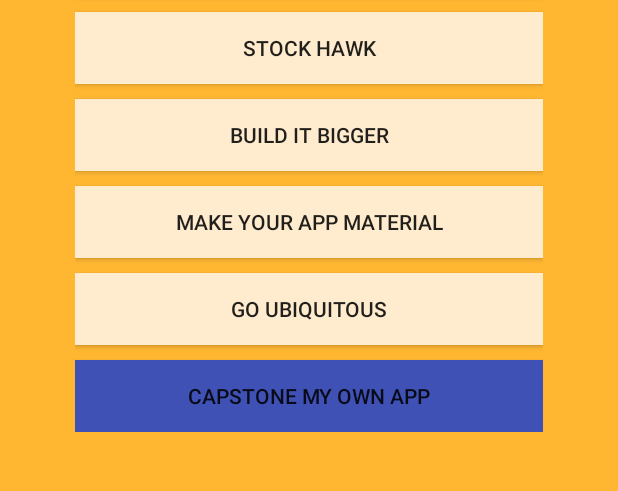
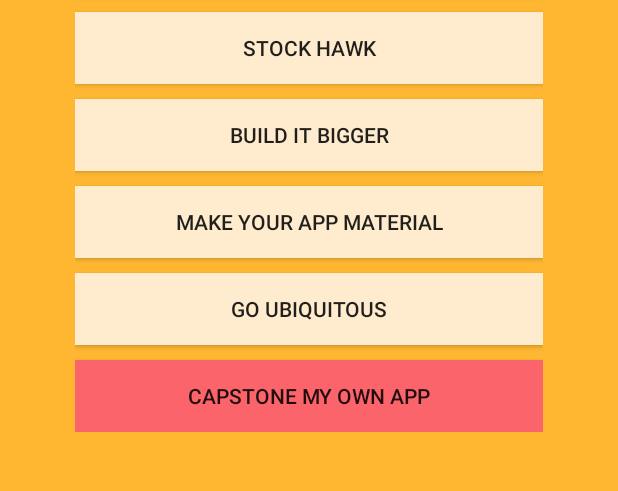
Before and after one commit to markfeldman21/MyAppPortfolio, an Android app: the screen it shows after launch (MainActivity), on a phone screen of 412 x 824 dp, the part 310-801 px from its top. Run offline under Robolectric (Android 15) with nearby library versions, the phone set to English and light mode, and no system bars.

Commit message:
Changed Capstone Button Color

```diff
--- a/app/src/main/res/layout/activity_main.xml
+++ b/app/src/main/res/layout/activity_main.xml
@@ -61,7 +61,7 @@
         <Button
             android:id="@+id/capstoneBtn"
             android:text="@string/capstone"
-            android:background="@color/colorPrimary"
+            android:background="@color/colorRed"
             android:layout_marginTop="@dimen/main_activity_button_space"
             android:layout_width="match_parent"
             android:layout_height="wrap_content" />
--- a/app/src/main/res/values/colors.xml
+++ b/app/src/main/res/values/colors.xml
@@ -5,4 +5,5 @@
     <color name="colorAccent">#FF4081</color>
     <color name="colorYellow">#ffb732</color>
     <color name="colorCreamy">#ffebcd</color>
+    <color name="colorRed">#fb646a</color>
 </resources>
```
